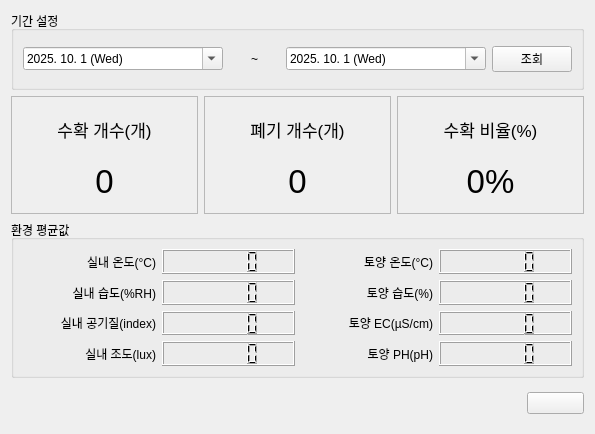
First picture: the form in Source/4.UI/project1/tab4_tomato.ui, repository KINGMINWOO/INTEL_AI_SW_LAST_PROJECT, before the edit.
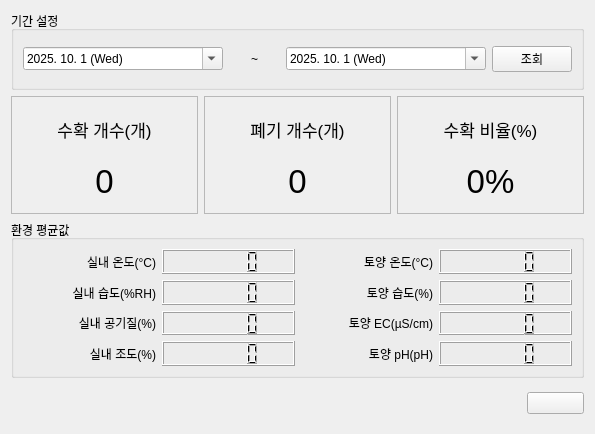
Second picture: the form after the edit. Icons and pictures are not drawn.

The edit to the form file:
```diff
--- a/Source/4.UI/project1/tab4_tomato.ui
+++ b/Source/4.UI/project1/tab4_tomato.ui
@@ -264,7 +264,7 @@
       <item row="2" column="0">
        <widget class="QLabel" name="label_13">
         <property name="text">
-         <string>실내 공기질(index)</string>
+         <string>실내 공기질(%)</string>
         </property>
         <property name="alignment">
          <set>Qt::AlignRight|Qt::AlignTrailing|Qt::AlignVCenter</set>
@@ -315,7 +315,7 @@
       <item row="3" column="2">
        <widget class="QLabel" name="label_15">
         <property name="text">
-         <string>토양 PH(pH)</string>
+         <string>토양 pH(pH)</string>
         </property>
         <property name="alignment">
          <set>Qt::AlignRight|Qt::AlignTrailing|Qt::AlignVCenter</set>
@@ -325,7 +325,7 @@
       <item row="3" column="0">
        <widget class="QLabel" name="label_14">
         <property name="text">
-         <string>실내 조도(lux)</string>
+         <string>실내 조도(%)</string>
         </property>
         <property name="alignment">
          <set>Qt::AlignRight|Qt::AlignTrailing|Qt::AlignVCenter</set>
```
